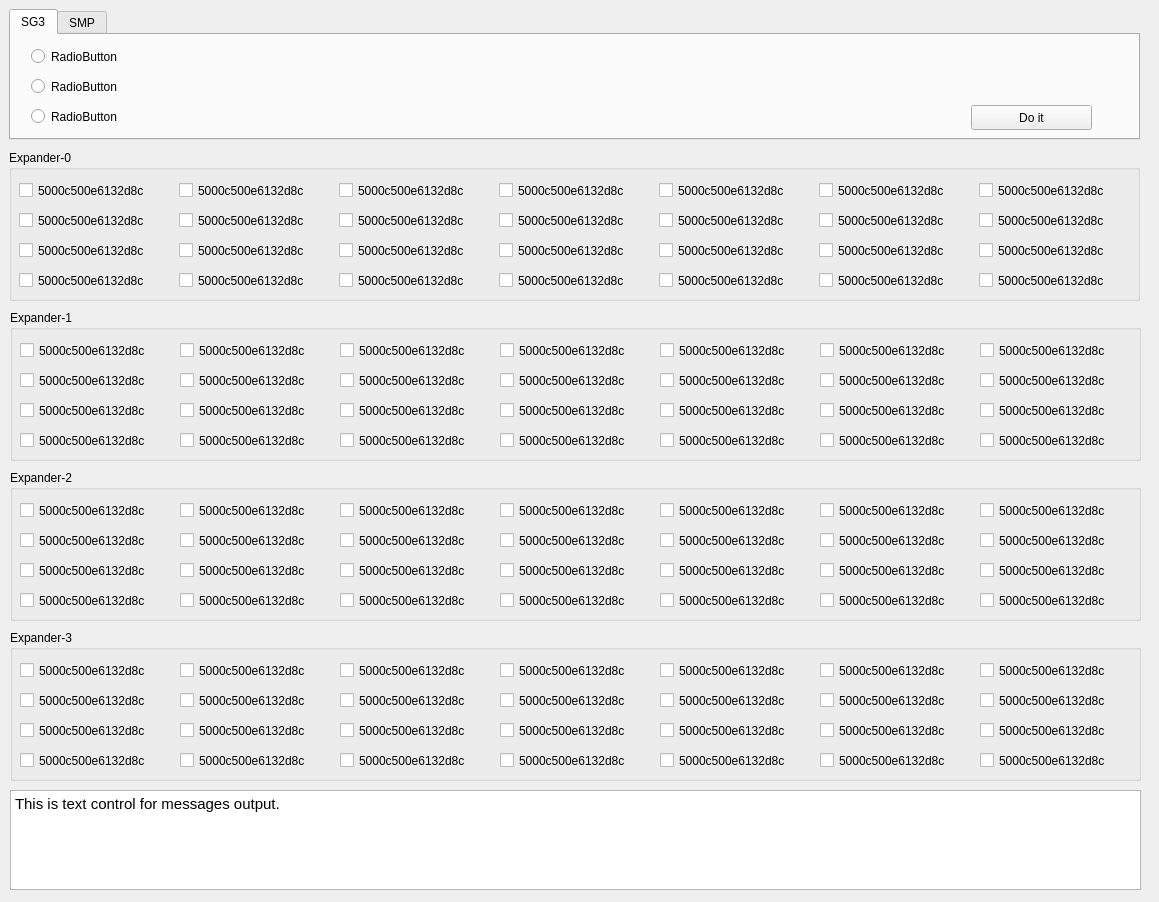
First picture: the form in widget.ui, repository JuihoChen/myDino, before the edit.
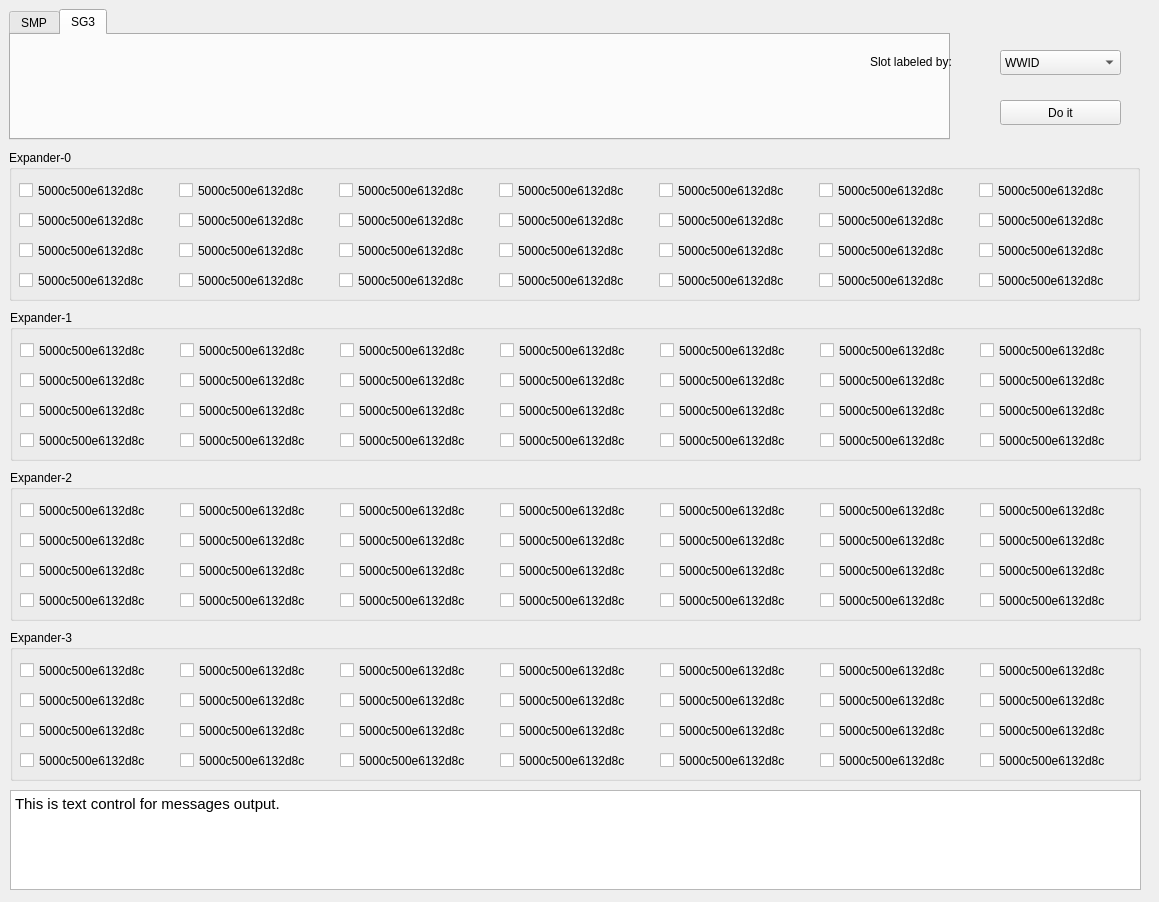
Second picture: the form after the edit. The open tabs and pages were chosen to show the change. Icons and pictures are not drawn.

Commit message: [UPDATE] commit for "git config --bool core.bare true"

What changed in the file:
```diff
--- a/widget.ui
+++ b/widget.ui
@@ -24,36 +24,23 @@
     <rect>
      <x>9</x>
      <y>9</y>
-     <width>1131</width>
+     <width>941</width>
      <height>131</height>
     </rect>
    </property>
    <property name="minimumSize">
     <size>
-     <width>1131</width>
+     <width>0</width>
      <height>131</height>
     </size>
    </property>
    <property name="currentIndex">
     <number>0</number>
    </property>
-   <widget class="QWidget" name="tab_sg3">
+   <widget class="QWidget" name="tab_smp">
     <attribute name="title">
-     <string>SG3</string>
+     <string>SMP</string>
     </attribute>
-    <widget class="QPushButton" name="pushButton">
-     <property name="geometry">
-      <rect>
-       <x>960</x>
-       <y>70</y>
-       <width>121</width>
-       <height>25</height>
-      </rect>
-     </property>
-     <property name="text">
-      <string>Do it</string>
-     </property>
-    </widget>
     <widget class="QRadioButton" name="radioButton">
      <property name="geometry">
       <rect>
@@ -66,6 +53,9 @@
      <property name="text">
       <string>RadioButton</string>
      </property>
+     <property name="checked">
+      <bool>true</bool>
+     </property>
     </widget>
     <widget class="QRadioButton" name="radioButton_2">
      <property name="geometry">
@@ -94,7 +84,7 @@
      </property>
     </widget>
    </widget>
-   <widget class="QWidget" name="tab_smp">
+   <widget class="QWidget" name="tab_sg3">
     <property name="maximumSize">
      <size>
       <width>839</width>
@@ -102,7 +92,7 @@
      </size>
     </property>
     <attribute name="title">
-     <string>SMP</string>
+     <string>SG3</string>
     </attribute>
    </widget>
   </widget>
@@ -1670,6 +1660,69 @@
     </property>
    </widget>
   </widget>
+  <widget class="QComboBox" name="comboBox">
+   <property name="geometry">
+    <rect>
+     <x>1000</x>
+     <y>50</y>
+     <width>121</width>
+     <height>25</height>
+    </rect>
+   </property>
+   <item>
+    <property name="text">
+     <string notr="true">WWID</string>
+    </property>
+    <property name="icon">
+     <iconset theme="drive-harddisk">
+      <normaloff>.</normaloff>.</iconset>
+    </property>
+   </item>
+   <item>
+    <property name="text">
+     <string>SDx</string>
+    </property>
+    <property name="icon">
+     <iconset theme="drive-removable-media">
+      <normaloff>.</normaloff>.</iconset>
+    </property>
+   </item>
+   <item>
+    <property name="text">
+     <string>NLR</string>
+    </property>
+    <property name="icon">
+     <iconset theme="network-transmit-receive">
+      <normaloff>.</normaloff>.</iconset>
+    </property>
+   </item>
+  </widget>
+  <widget class="QLabel" name="label">
+   <property name="geometry">
+    <rect>
+     <x>870</x>
+     <y>52</y>
+     <width>120</width>
+     <height>20</height>
+    </rect>
+   </property>
+   <property name="text">
+    <string>Slot labeled by:</string>
+   </property>
+  </widget>
+  <widget class="QPushButton" name="pushButton">
+   <property name="geometry">
+    <rect>
+     <x>1000</x>
+     <y>100</y>
+     <width>121</width>
+     <height>25</height>
+    </rect>
+   </property>
+   <property name="text">
+    <string>Do it</string>
+   </property>
+  </widget>
  </widget>
  <resources/>
  <connections/>
```
The commit also changes 2 other files.
